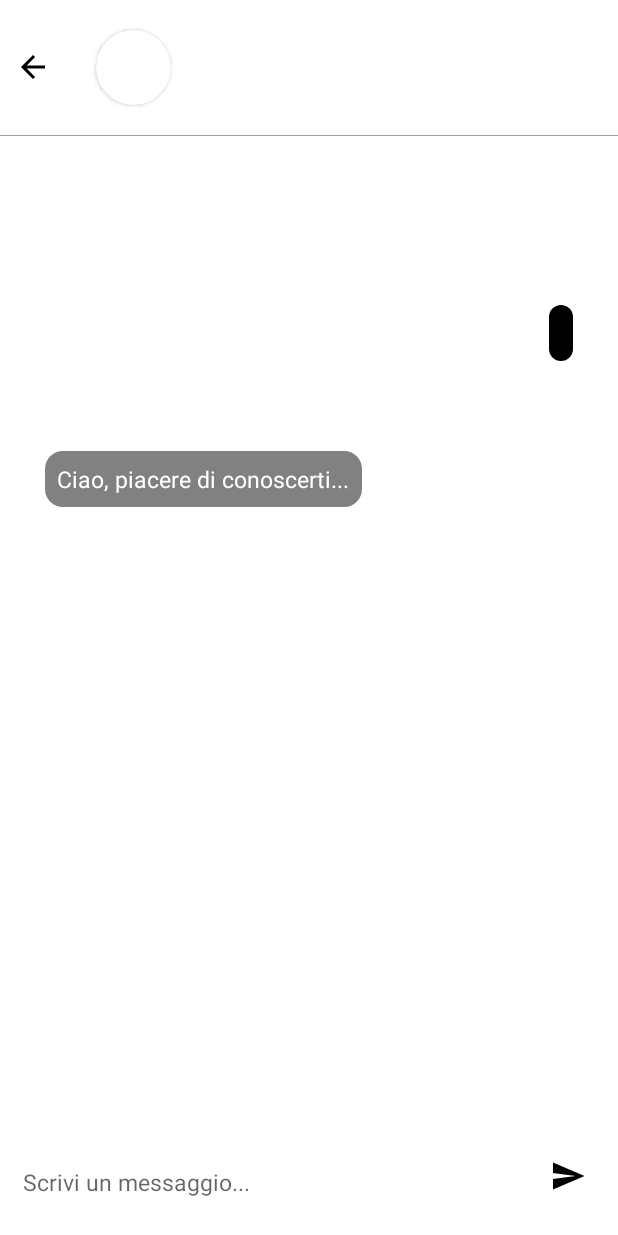
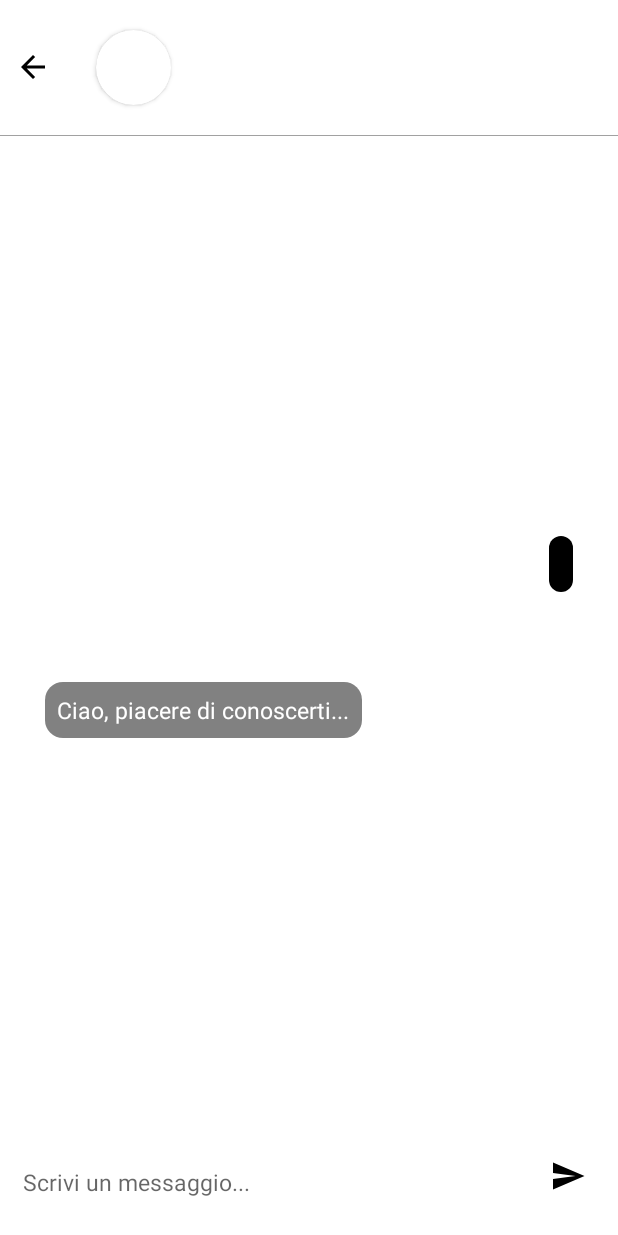
Before and after one commit to alessandrofloris/ProgettoIum, an Android app: the PrivateChat screen opened directly, with no data from a screen before it, after a tap on an icon or button, on a phone screen of 412 x 824 dp. Run offline under Robolectric (Android 15) with nearby library versions, the phone set to English and light mode, and no system bars; 2 statements that could not run were skipped.

Commit message:
Accorgimento topBar privateChat
Da risolvere movimento dei messaggi

```diff
--- a/app/src/main/AndroidManifest.xml
+++ b/app/src/main/AndroidManifest.xml
@@ -33,6 +33,7 @@
                 android:value="" />
         </activity>
         <activity
+            android:windowSoftInputMode="adjustResize"
             android:name=".PrivateChat"
             android:exported="false">
             <meta-data
--- a/app/src/main/java/com/example/progetto/PrivateChat.java
+++ b/app/src/main/java/com/example/progetto/PrivateChat.java
@@ -6,6 +6,7 @@ import android.content.Intent;
 import android.os.Bundle;
 import android.text.Layout;
 import android.view.View;
+import android.view.WindowManager;
 import android.widget.Button;
 import android.widget.EditText;
 import android.widget.ImageButton;
--- a/app/src/main/res/layout/activity_private_chat.xml
+++ b/app/src/main/res/layout/activity_private_chat.xml
@@ -58,8 +58,10 @@
        </LinearLayout>
 
        <LinearLayout
+           android:id="@+id/spacer"
            android:layout_width="match_parent"
            android:layout_height="0.7dp"
+           android:orientation="horizontal"
            android:background="@color/grey"
            app:layout_constraintTop_toBottomOf="@+id/topLinearLayout"/>
 
@@ -70,12 +72,10 @@
     <LinearLayout
         android:id="@+id/MiddleLinearLayout"
         android:layout_width="match_parent"
-        android:layout_height="500dp"
+        android:layout_height="wrap_content"
         android:orientation="vertical"
         app:layout_constraintBottom_toTopOf="@id/BottomLinearLayout"
-        app:layout_constraintStart_toStartOf="parent"
-        app:layout_constraintTop_toBottomOf="@+id/topLinearLayout"
-        app:layout_constraintVertical_bias="0.496">
+        app:layout_constraintTop_toBottomOf="@+id/spacer">
 
         <LinearLayout
             android:id="@+id/right_chat_layout"
@@ -92,7 +92,8 @@
                 android:id="@+id/right_chat_textView"
                 android:layout_width="wrap_content"
                 android:layout_height="wrap_content"
-                android:text=""
+                android:text="Messaggio di prova 1"
+                android:layout_alignParentEnd="true"
                 android:textColor="@color/white"
                 android:textSize="15dp" />
 
```
